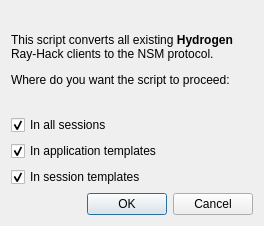
Before: the Qt Designer form resources/ui/hydro_rh_nsm.ui in Houston4444/RaySession, drawn with Qt 5.
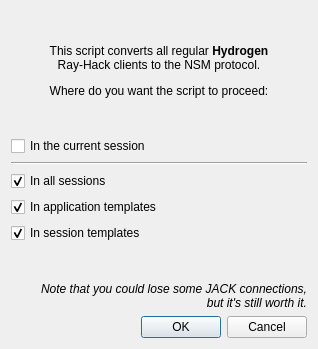
After: the same form once the commit is applied.

Commit message: hydrogen RayHack->NSM script little rewrite, and design its dialog

```diff
--- a/resources/ui/hydro_rh_nsm.ui
+++ b/resources/ui/hydro_rh_nsm.ui
@@ -6,8 +6,8 @@
    <rect>
     <x>0</x>
     <y>0</y>
-    <width>264</width>
-    <height>226</height>
+    <width>318</width>
+    <height>349</height>
    </rect>
   </property>
   <property name="windowTitle">
@@ -30,7 +30,10 @@
    <item>
     <widget class="QLabel" name="label">
      <property name="text">
-      <string>&lt;html&gt;&lt;head/&gt;&lt;body&gt;&lt;p&gt;This script converts all existing &lt;span style=&quot; font-weight:600;&quot;&gt;Hydrogen&lt;/span&gt;&lt;br/&gt;Ray-Hack clients to the NSM protocol.&lt;/p&gt;&lt;p&gt;Where do you want the script to proceed:&lt;/p&gt;&lt;/body&gt;&lt;/html&gt;</string>
+      <string>&lt;html&gt;&lt;head/&gt;&lt;body&gt;&lt;p&gt;This script converts all regular &lt;span style=&quot; font-weight:600;&quot;&gt;Hydrogen&lt;br/&gt;&lt;/span&gt;Ray-Hack clients to the NSM protocol.&lt;/p&gt;&lt;p&gt;Where do you want the script to proceed:&lt;/p&gt;&lt;/body&gt;&lt;/html&gt;</string>
+     </property>
+     <property name="alignment">
+      <set>Qt::AlignCenter</set>
      </property>
      <property name="wordWrap">
       <bool>false</bool>
@@ -50,6 +53,20 @@
      </property>
     </spacer>
    </item>
+   <item>
+    <widget class="QCheckBox" name="checkBoxCurrentSession">
+     <property name="text">
+      <string>In the current session</string>
+     </property>
+    </widget>
+   </item>
+   <item>
+    <widget class="Line" name="line">
+     <property name="orientation">
+      <enum>Qt::Horizontal</enum>
+     </property>
+    </widget>
+   </item>
    <item>
     <widget class="QCheckBox" name="checkBoxAllSessions">
      <property name="text">
@@ -80,6 +97,29 @@
      </property>
     </widget>
    </item>
+   <item>
+    <spacer name="verticalSpacer_3">
+     <property name="orientation">
+      <enum>Qt::Vertical</enum>
+     </property>
+     <property name="sizeHint" stdset="0">
+      <size>
+       <width>20</width>
+       <height>40</height>
+      </size>
+     </property>
+    </spacer>
+   </item>
+   <item>
+    <widget class="QLabel" name="label_2">
+     <property name="text">
+      <string>&lt;html&gt;&lt;head/&gt;&lt;body&gt;&lt;p&gt;&lt;span style=&quot; font-style:italic;&quot;&gt;Note that you could lose some JACK connections,&lt;br/&gt;but it's still worth it.&lt;/span&gt;&lt;/p&gt;&lt;/body&gt;&lt;/html&gt;</string>
+     </property>
+     <property name="alignment">
+      <set>Qt::AlignRight|Qt::AlignTrailing|Qt::AlignVCenter</set>
+     </property>
+    </widget>
+   </item>
    <item>
     <widget class="QDialogButtonBox" name="buttonBox">
      <property name="orientation">
```
The commit also changes 3 other files.
